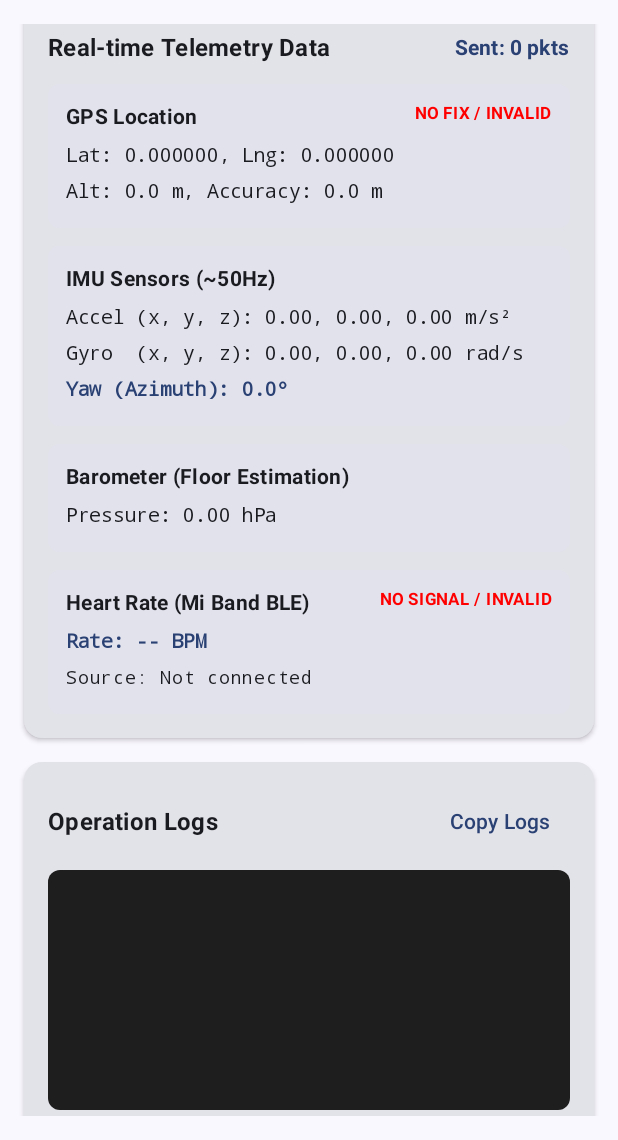
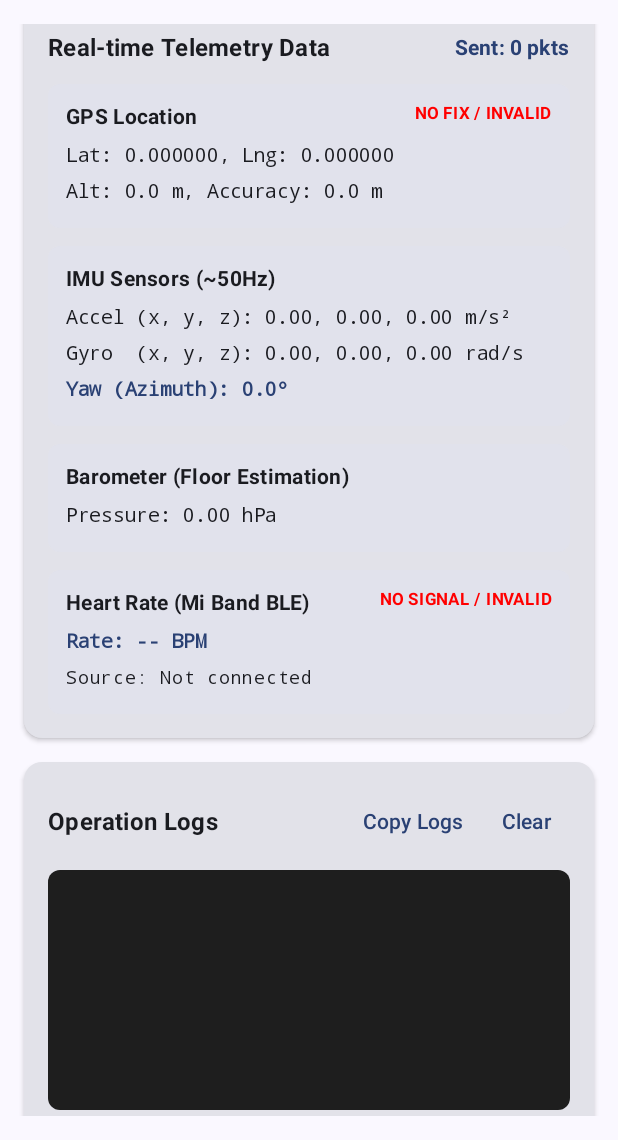
Before and after one commit to skang88/location_producer, an Android app built with Jetpack Compose: the screen it shows after launch (MainActivity), scrolled down 1018 dp, on a phone screen of 412 x 824 dp, the part 96-1236 px from its top. Run offline under Robolectric (Android 15) with nearby library versions, the phone set to English and light mode, and no system bars; libraries missing offline, so code that uses them is left out: org.eclipse.paho.

Commit message:
Add Clear Logs button and update BLE authentication fallback flags

```diff
--- a/app/src/main/java/com/example/location_producer/service/SensorStreamingService.kt
+++ b/app/src/main/java/com/example/location_producer/service/SensorStreamingService.kt
@@ -73,6 +73,10 @@ class SensorStreamingService : Service() {
             val currentLogs = _serviceStatus.value.logs.takeLast(49).toMutableList()
             currentLogs.add(msg)
             _serviceStatus.value = _serviceStatus.value.copy(logs = currentLogs)
+        }
+
+        fun clearLogs() {
+            _serviceStatus.value = _serviceStatus.value.copy(logs = emptyList())
         }
     }
 
--- a/app/src/main/java/com/example/location_producer/ui/MainScreen.kt
+++ b/app/src/main/java/com/example/location_producer/ui/MainScreen.kt
@@ -822,6 +822,7 @@ fun MainScreen(
                                 style = MaterialTheme.typography.titleMedium,
                                 fontWeight = FontWeight.Bold
                             )
+                            Row {
                                 TextButton(
                                     onClick = {
                                         val logsText = serviceStatus.logs.joinToString("\n")
@@ -836,6 +837,12 @@ fun MainScreen(
                                     }
                                 ) {
                                     Text("Copy Logs")
+                                }
+                                TextButton(
+                                    onClick = { viewModel.clearLogs() }
+                                ) {
+                                    Text("Clear")
+                                }
                             }
                         }
                         Spacer(modifier = Modifier.height(8.dp))
--- a/app/src/main/java/com/example/location_producer/ui/MainViewModel.kt
+++ b/app/src/main/java/com/example/location_producer/ui/MainViewModel.kt
@@ -198,6 +198,10 @@ class MainViewModel(application: Application) : AndroidViewModel(application) {
         miBandGateway.disconnect()
     }
 
+    fun clearLogs() {
+        SensorStreamingService.clearLogs()
+    }
+
     fun startService(): Boolean {
         val app = getApplication<Application>()
         val trimmedId = _deviceId.value.trim()
```
Also changed, not shown: app/src/main/java/com/example/location_producer/ble/MiBandGateway.kt (+4 -3 lines). Lines whose indentation alone changed are shown as unchanged.
